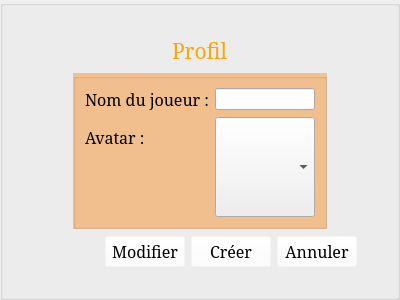
Before: the Qt Designer form StreetCar/StreetCar/ProfilMenu.ui in paboccard/Projet_Prog_Jeu, drawn with Qt 5.
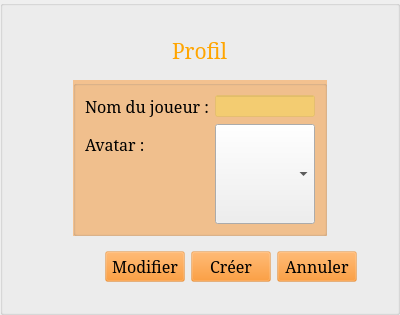
After: the same form once the commit is applied. Icons and pictures are not drawn.

The edit to the form file:
```diff
--- a/StreetCar/StreetCar/ProfilMenu.ui
+++ b/StreetCar/StreetCar/ProfilMenu.ui
@@ -7,7 +7,7 @@
     <x>0</x>
     <y>0</y>
     <width>400</width>
-    <height>300</height>
+    <height>315</height>
    </rect>
   </property>
   <property name="windowTitle">
@@ -38,8 +38,14 @@
 }
 
 QPushButton {
-	background-color: rgba(255, 255, 255, 0);
-}</string>
+	background-color: rgba(255, 128, 0, 50);
+}
+
+QPushButton::hover{
+	background-color: rgba(255, 0, 0, 100);
+	font-weight: bold;
+}
+</string>
      </property>
      <property name="title">
       <string/>
@@ -143,6 +149,9 @@
            <string notr="true">#groupBoxProfile{
 	background-color: rgba(255,128, 0, 100);
 }
+QLineEdit {
+	background-color: rgba(255,255, 0, 50);
+}
 </string>
           </property>
           <property name="title">
```
